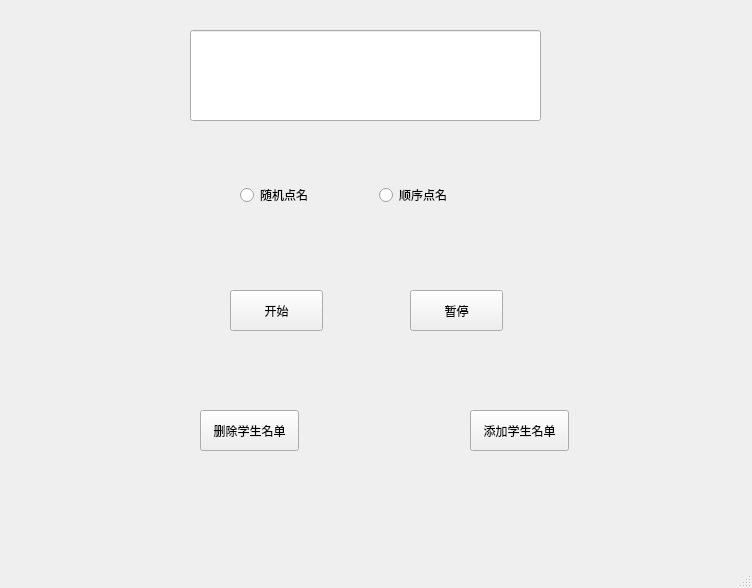
This is Random.ui in Rt29333/Python_project3 as Qt 5 draws it before an edit. The edited form follows.
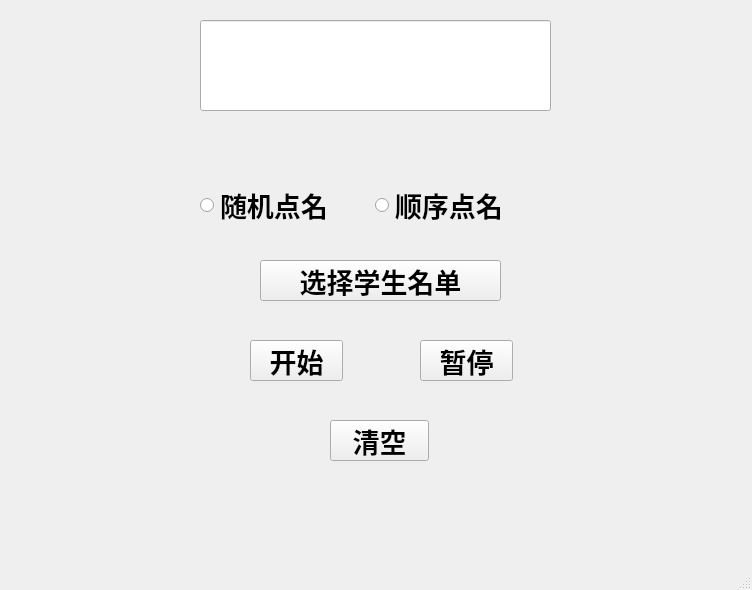
This is the edited form.

Commit message: 第六次更改，成功实现选取一个人的功能

Patch:
```diff
--- a/Random.ui
+++ b/Random.ui
@@ -7,7 +7,7 @@
     <x>0</x>
     <y>0</y>
     <width>752</width>
-    <height>588</height>
+    <height>590</height>
    </rect>
   </property>
   <property name="windowTitle">
@@ -17,41 +17,65 @@
    <widget class="QPushButton" name="pushButton_3">
     <property name="geometry">
      <rect>
-      <x>470</x>
-      <y>410</y>
-      <width>99</width>
+      <x>260</x>
+      <y>260</y>
+      <width>241</width>
       <height>41</height>
      </rect>
     </property>
+    <property name="font">
+     <font>
+      <family>楷体</family>
+      <pointsize>20</pointsize>
+      <weight>75</weight>
+      <bold>true</bold>
+     </font>
+    </property>
     <property name="text">
-     <string>添加学生名单</string>
+     <string>选择学生名单</string>
     </property>
    </widget>
    <widget class="QPushButton" name="pushButton_4">
     <property name="geometry">
      <rect>
-      <x>200</x>
-      <y>410</y>
+      <x>330</x>
+      <y>420</y>
       <width>99</width>
       <height>41</height>
      </rect>
     </property>
+    <property name="font">
+     <font>
+      <family>楷体</family>
+      <pointsize>20</pointsize>
+      <weight>75</weight>
+      <bold>true</bold>
+     </font>
+    </property>
     <property name="text">
-     <string>删除学生名单</string>
+     <string>清空</string>
     </property>
    </widget>
    <widget class="QWidget" name="horizontalLayoutWidget">
     <property name="geometry">
      <rect>
-      <x>240</x>
-      <y>170</y>
-      <width>271</width>
+      <x>200</x>
+      <y>180</y>
+      <width>343</width>
       <height>51</height>
      </rect>
     </property>
     <layout class="QHBoxLayout" name="horizontalLayout">
      <item>
       <widget class="QRadioButton" name="radioButton_2">
+       <property name="font">
+        <font>
+         <family>楷体</family>
+         <pointsize>20</pointsize>
+         <weight>75</weight>
+         <bold>true</bold>
+        </font>
+       </property>
        <property name="text">
         <string>随机点名</string>
        </property>
@@ -59,6 +83,14 @@
      </item>
      <item>
       <widget class="QRadioButton" name="radioButton">
+       <property name="font">
+        <font>
+         <family>楷体</family>
+         <pointsize>20</pointsize>
+         <weight>75</weight>
+         <bold>true</bold>
+        </font>
+       </property>
        <property name="text">
         <string>顺序点名</string>
        </property>
@@ -69,12 +101,20 @@
    <widget class="QPushButton" name="pushButton">
     <property name="geometry">
      <rect>
-      <x>230</x>
-      <y>290</y>
+      <x>250</x>
+      <y>340</y>
       <width>93</width>
       <height>41</height>
      </rect>
     </property>
+    <property name="font">
+     <font>
+      <family>楷体</family>
+      <pointsize>20</pointsize>
+      <weight>75</weight>
+      <bold>true</bold>
+     </font>
+    </property>
     <property name="text">
      <string>开始</string>
     </property>
@@ -82,12 +122,20 @@
    <widget class="QPushButton" name="pushButton_2">
     <property name="geometry">
      <rect>
-      <x>410</x>
-      <y>290</y>
+      <x>420</x>
+      <y>340</y>
       <width>93</width>
       <height>41</height>
      </rect>
     </property>
+    <property name="font">
+     <font>
+      <family>楷体</family>
+      <pointsize>20</pointsize>
+      <weight>75</weight>
+      <bold>true</bold>
+     </font>
+    </property>
     <property name="text">
      <string>暂停</string>
     </property>
@@ -95,8 +143,8 @@
    <widget class="QLineEdit" name="lineEdit">
     <property name="geometry">
      <rect>
-      <x>190</x>
-      <y>30</y>
+      <x>200</x>
+      <y>20</y>
       <width>351</width>
       <height>91</height>
      </rect>
```
The commit also changes 2 other files.
